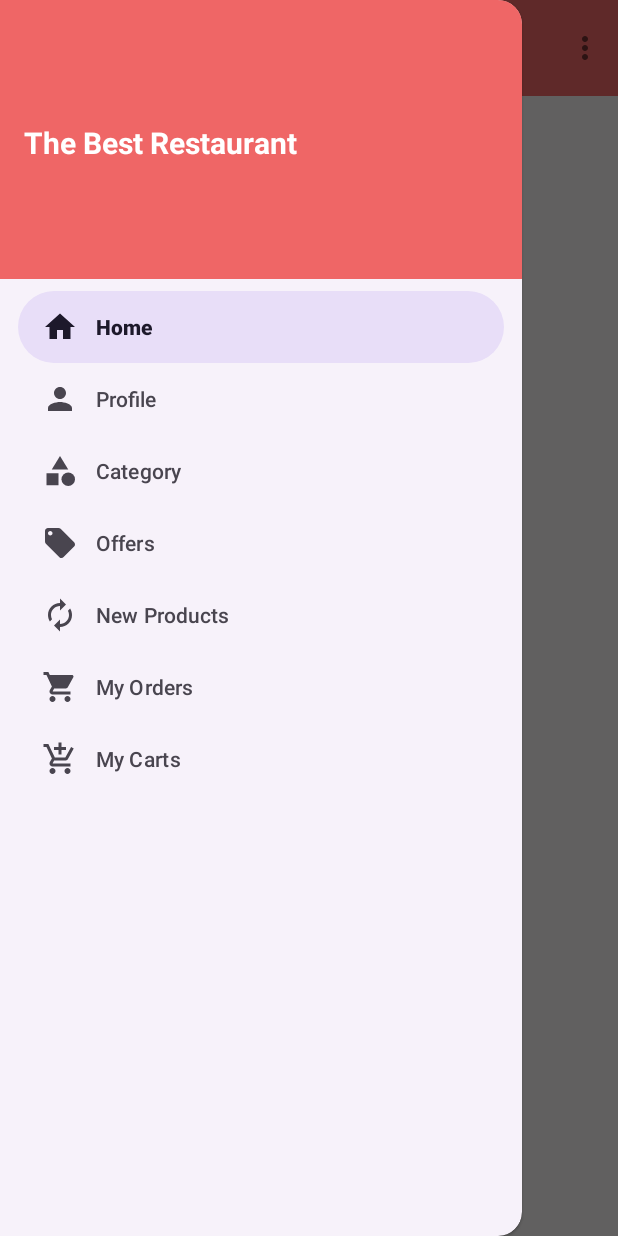
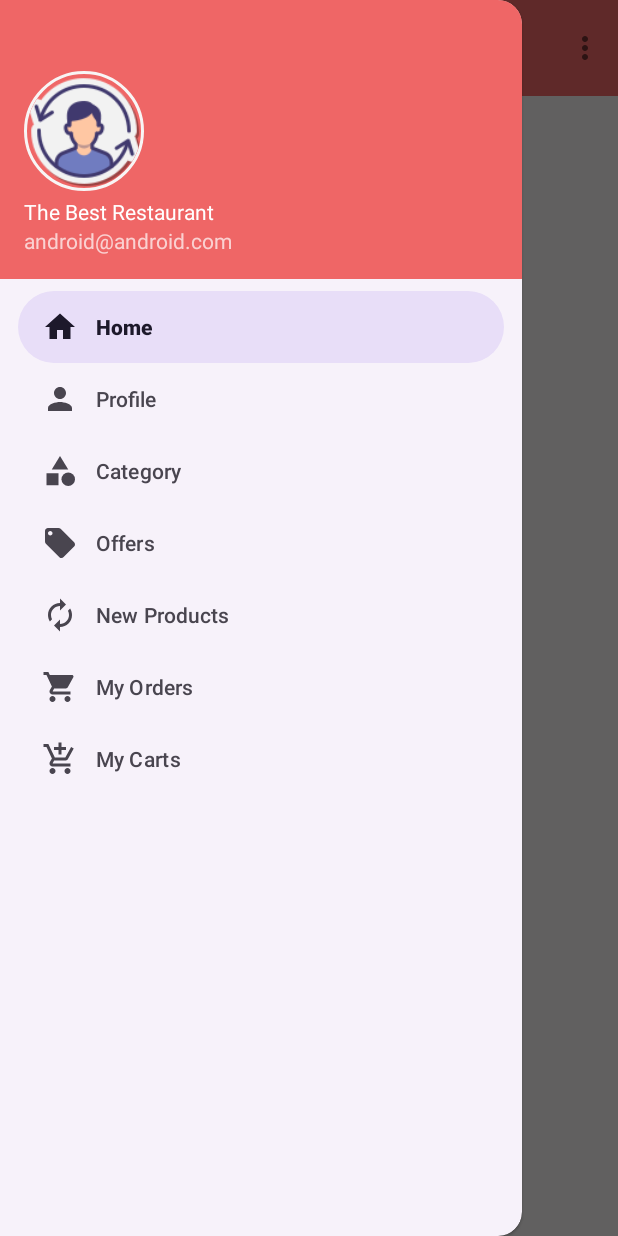
Before and after one commit to reyand8/Restaurant-Android-App, an Android app: the screen it shows after launch once a user with an empty profile is signed in (MainActivity), with the side drawer open, on a phone screen of 412 x 824 dp. Run offline under Robolectric (Android 15) with nearby library versions, the phone set to English and light mode, and no system bars; our stand-ins replace CircleImageView, Firebase (no records; nobody signed in at launch, a user with empty details on screens opened directly), navigation-ui; 3 statements that could not run were skipped.

Commit message:
add user info in menu bar

```diff
--- a/app/src/main/java/com/example/ecommerce_android_app/MainActivity.java
+++ b/app/src/main/java/com/example/ecommerce_android_app/MainActivity.java
@@ -1,7 +1,12 @@
 package com.example.ecommerce_android_app;
 
 import android.os.Bundle;
+import android.util.Log;
 import android.view.Menu;
+import android.view.View;
+import android.widget.TextView;
+
+import androidx.annotation.NonNull;
 import androidx.appcompat.app.AppCompatActivity;
 import androidx.drawerlayout.widget.DrawerLayout;
 import androidx.navigation.NavController;
@@ -10,12 +15,26 @@ import androidx.navigation.fragment.NavHostFragment;
 import androidx.navigation.ui.AppBarConfiguration;
 import androidx.navigation.ui.NavigationUI;
 import com.example.ecommerce_android_app.databinding.ActivityMainBinding;
+import com.example.ecommerce_android_app.models.UserModel;
 import com.google.android.material.navigation.NavigationView;
+import com.google.firebase.auth.FirebaseAuth;
+import com.google.firebase.database.DataSnapshot;
+import com.google.firebase.database.DatabaseError;
+import com.google.firebase.database.FirebaseDatabase;
+import com.google.firebase.database.ValueEventListener;
+import com.google.firebase.storage.FirebaseStorage;
+import com.bumptech.glide.Glide;
+
+
+import de.hdodenhof.circleimageview.CircleImageView;
 
 public class MainActivity extends AppCompatActivity {
-
+    private static final String TAG = "MainActivity";
     private AppBarConfiguration mAppBarConfiguration;
     private ActivityMainBinding binding;
+    FirebaseStorage storage;
+    FirebaseAuth auth;
+    FirebaseDatabase database;
 
     @Override
     protected void onCreate(Bundle savedInstanceState) {
@@ -23,6 +42,11 @@ public class MainActivity extends AppCompatActivity {
 
         binding = ActivityMainBinding.inflate(getLayoutInflater());
         setContentView(binding.getRoot());
+
+        auth = FirebaseAuth.getInstance();
+        database = FirebaseDatabase.getInstance();
+        storage = FirebaseStorage.getInstance();
+        String uid = FirebaseAuth.getInstance().getUid();
 
         setSupportActionBar(binding.appBarMain.toolbar);
 
@@ -35,11 +59,39 @@ public class MainActivity extends AppCompatActivity {
                 .setOpenableLayout(drawer)
                 .build();
 
-        final NavHostFragment navHostFragment = (NavHostFragment) getSupportFragmentManager().findFragmentById(R.id.nav_host_fragment_content_main);
+        final NavHostFragment navHostFragment =
+                (NavHostFragment) getSupportFragmentManager()
+                        .findFragmentById(R.id.nav_host_fragment_content_main);
         final NavController navController = navHostFragment.getNavController();
 
         NavigationUI.setupActionBarWithNavController(this, navController, mAppBarConfiguration);
         NavigationUI.setupWithNavController(navigationView, navController);
+
+        View headerView = navigationView.getHeaderView(0);
+        TextView headerName = headerView.findViewById(R.id.menu_name);
+        TextView headerEmail = headerView.findViewById(R.id.menu_email);
+        CircleImageView headerImg = headerView.findViewById(R.id.menu_img);
+        database.getReference().child("Users").child(FirebaseAuth.getInstance().getUid())
+                .addListenerForSingleValueEvent(new ValueEventListener() {
+                    @Override
+                    public void onDataChange(@NonNull DataSnapshot snapshot) {
+                        UserModel userModel = snapshot.getValue(UserModel.class);
+                        String profileImg = userModel.getProfileImg();
+                        headerName.setText(userModel.getName());
+                        headerEmail.setText(userModel.getEmail());
+
+                        if (profileImg != null && !profileImg.isEmpty()) {
+                            Glide.with(MainActivity.this).load(userModel
+                                    .getProfileImg()).into(headerImg);
+                        } else {
+                            Glide.with(MainActivity.this)
+                                    .load(R.mipmap.profile_img)
+                                    .into(headerImg);
+                        }
+                    }
+                    @Override
+                    public void onCancelled(@NonNull DatabaseError error) {}
+                });
     }
 
     @Override
--- a/app/src/main/java/com/example/ecommerce_android_app/models/UserModel.java
+++ b/app/src/main/java/com/example/ecommerce_android_app/models/UserModel.java
@@ -5,6 +5,7 @@ public class UserModel {
     String name;
     String email;
     String password;
+    String img;
 
     public UserModel() {}
 
@@ -37,4 +38,8 @@ public class UserModel {
     public void setPassword(String password) {
         this.password = password;
     }
+
+    public String getProfileImg() {return img;}
+
+    public void setProfileImg(String img) {this.img = img;}
 }
--- a/app/src/main/res/layout/nav_header_main.xml
+++ b/app/src/main/res/layout/nav_header_main.xml
@@ -1,21 +1,43 @@
 <?xml version="1.0" encoding="utf-8"?>
 <LinearLayout xmlns:android="http://schemas.android.com/apk/res/android"
+    xmlns:tools="http://schemas.android.com/tools"
     android:layout_width="match_parent"
     android:layout_height="@dimen/nav_header_height"
+    xmlns:app="http://schemas.android.com/apk/res-auto"
     android:background="@color/main"
-    android:gravity="center"
+    android:gravity="bottom"
     android:orientation="vertical"
     android:paddingLeft="@dimen/activity_horizontal_margin"
     android:paddingTop="@dimen/activity_vertical_margin"
     android:paddingRight="@dimen/activity_horizontal_margin"
     android:paddingBottom="@dimen/activity_vertical_margin"
     android:theme="@style/ThemeOverlay.AppCompat.Dark">
+
+    <de.hdodenhof.circleimageview.CircleImageView
+        xmlns:app="http://schemas.android.com/apk/res-auto"
+        android:id="@+id/menu_img"
+        android:layout_width="80dp"
+        android:layout_height="80dp"
+        android:src="@mipmap/icon_profile"
+        app:civ_border_width="2dp"
+        app:civ_circle_background_color="#F8F5F5"
+        app:civ_border_color="#F8F5F5"
+        android:layout_marginTop="22dp"
+        app:layout_constraintEnd_toEndOf="parent"
+        app:layout_constraintStart_toStartOf="parent"
+        app:layout_constraintTop_toTopOf="parent"
+      />
     <TextView
+        android:id="@+id/menu_name"
         android:layout_width="match_parent"
         android:layout_height="wrap_content"
         android:paddingTop="@dimen/nav_header_vertical_spacing"
-        android:textSize="20sp"
-        android:textStyle="bold"
-        android:text="@string/app_name"
+        android:text="@string/menu_title"
         android:textAppearance="@style/TextAppearance.AppCompat.Body1" />
+
+    <TextView
+        android:id="@+id/menu_email"
+        android:layout_width="wrap_content"
+        android:layout_height="wrap_content"
+        android:text="@string/menu_subtitle" />
 </LinearLayout>
--- a/app/src/main/res/values/strings.xml
+++ b/app/src/main/res/values/strings.xml
@@ -13,6 +13,8 @@
     <string name="auth_help_text2">Don\'t Have An Account?</string>
 
     <string name="menu_home">Home</string>
+    <string name="menu_title">The Best Restaurant</string>
+    <string name="menu_subtitle">android@android.com</string>
     <string name="menu_nav">Navigation</string>
     <string name="menu_settings">Settings</string>
     <string name="menu_gallery">Gallery</string>
```
